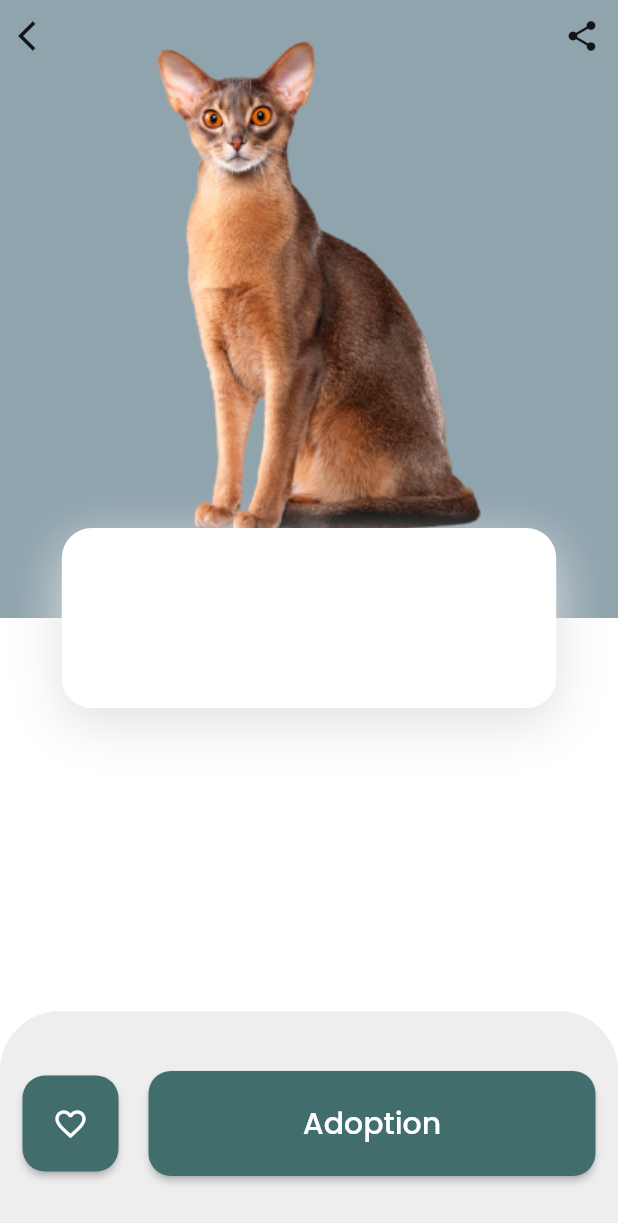
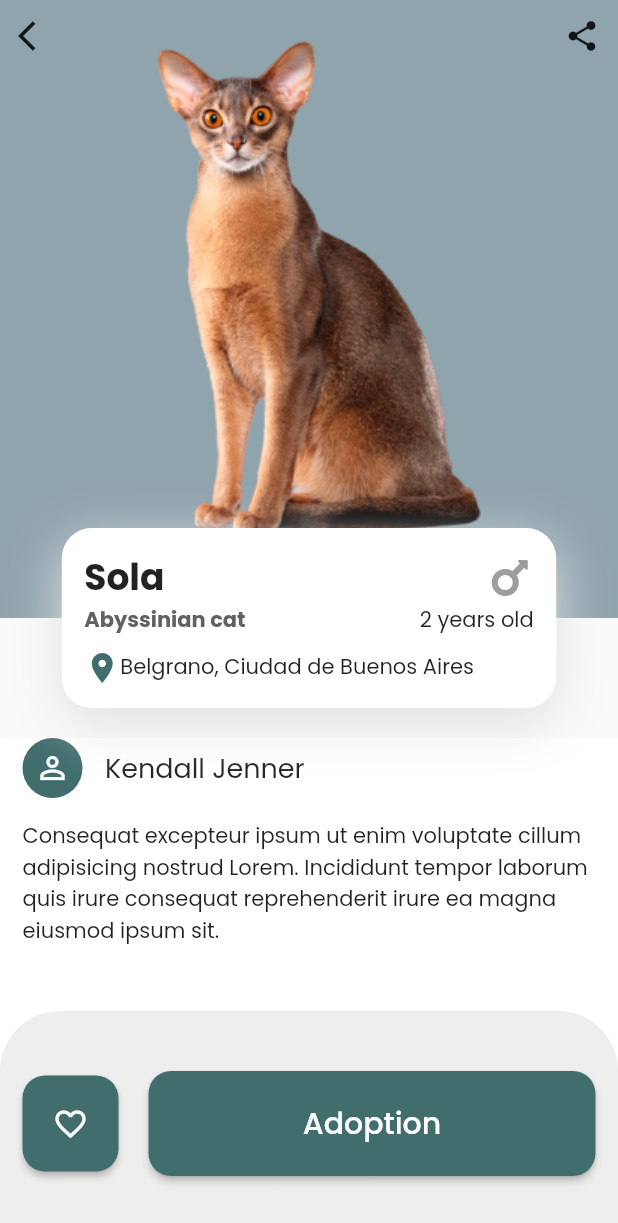
Before and after one commit to sjmamani/pet_ui, a Flutter app: the screen it shows after launch, after a tap on "Add pet", on a phone screen of 412 x 824 dp. Shown: the top 1223 px of the screen. Run offline on Flutter 3.47's test engine with Material 2 defaults, Android fonts, the phone set to English and light mode, and no system bars; our stand-ins replace device_preview, flutter_riverpod, font_awesome_flutter, google_fonts.

Commit message:
Completa DetailScreen y crea Cat model

```diff
--- /dev/null
+++ b/lib/models/cat.dart
@@ -0,0 +1,38 @@
+import 'package:flutter/material.dart';
+
+class Cat {
+  Cat({
+    this.color,
+    this.name,
+    this.race,
+    this.age,
+    this.distance,
+    this.urlImage,
+  });
+
+  final String name;
+  final String race;
+  final String age;
+  final double distance;
+  final Color color;
+  final String urlImage;
+}
+
+final List<Cat> cats = [
+  Cat(
+    age: '2 years old',
+    distance: 3.2,
+    name: 'Sola',
+    race: 'Abyssinian cat',
+    color: Colors.blueGrey[300],
+    urlImage: 'assets/images/pet-cat2.png',
+  ),
+  Cat(
+    age: '1.5 years old',
+    distance: 3.6,
+    name: 'Orion',
+    race: 'Abyssinian cat',
+    color: Colors.orange[200],
+    urlImage: 'assets/images/pet-cat1.png',
+  ),
+];
--- a/lib/screens/detail/components/background.dart
+++ b/lib/screens/detail/components/background.dart
@@ -1,4 +1,5 @@
 import 'package:flutter/material.dart';
+import 'package:pet_ui/configuration.dart';
 
 class Background extends StatelessWidget {
   const Background({
@@ -17,7 +18,36 @@ class Background extends StatelessWidget {
         ),
         Expanded(
           child: Container(
+            margin: const EdgeInsets.only(top: 80),
+            padding: const EdgeInsets.symmetric(horizontal: 15),
             color: Colors.white,
+            child: Column(
+              children: [
+                Row(
+                  children: [
+                    CircleAvatar(
+                      backgroundColor: primaryGreen,
+                      child: const Icon(
+                        Icons.person_outline,
+                        color: Colors.white,
+                      ),
+                    ),
+                    const SizedBox(
+                      width: 15,
+                    ),
+                    const Text(
+                      'Kendall Jenner',
+                      style: TextStyle(fontSize: 18),
+                    ),
+                  ],
+                ),
+                const SizedBox(
+                  height: 15,
+                ),
+                const Text(
+                    'Consequat excepteur ipsum ut enim voluptate cillum adipisicing nostrud Lorem. Incididunt tempor laborum quis irure consequat reprehenderit irure ea magna eiusmod ipsum sit.'),
+              ],
+            ),
           ),
         ),
       ],
--- a/lib/screens/detail/components/pet_image.dart
+++ b/lib/screens/detail/components/pet_image.dart
@@ -3,15 +3,18 @@ import 'package:flutter/material.dart';
 class PetImage extends StatelessWidget {
   const PetImage({
     Key key,
+    @required this.urlImage,
   }) : super(key: key);
+
+  final String urlImage;
 
   @override
   Widget build(BuildContext context) {
     return Hero(
-      tag: 1,
+      tag: urlImage,
       child: Align(
         alignment: Alignment.topCenter,
-        child: Image.asset('assets/images/pet-cat2.png'),
+        child: Image.asset(urlImage),
       ),
     );
   }
--- a/lib/screens/detail/components/pet_info_card.dart
+++ b/lib/screens/detail/components/pet_info_card.dart
@@ -1,4 +1,5 @@
 import 'package:flutter/material.dart';
+import 'package:font_awesome_flutter/font_awesome_flutter.dart';
 import 'package:pet_ui/configuration.dart';
 
 class PetInfoCard extends StatelessWidget {
@@ -13,11 +14,53 @@ class PetInfoCard extends StatelessWidget {
       child: Container(
         height: 120,
         width: size.width * 0.8,
-        // margin: const EdgeInsets.symmetric(horizontal: 20),
+        padding: const EdgeInsets.all(15),
         decoration: BoxDecoration(
             color: Colors.white,
             boxShadow: shadowList,
             borderRadius: BorderRadius.circular(20)),
+        child: Column(
+          mainAxisAlignment: MainAxisAlignment.center,
+          children: [
+            Row(
+              mainAxisAlignment: MainAxisAlignment.spaceBetween,
+              children: const [
+                Text(
+                  'Sola',
+                  style: TextStyle(fontSize: 24, fontWeight: FontWeight.bold),
+                ),
+                Icon(
+                  FontAwesomeIcons.mars,
+                  color: Colors.grey,
+                  size: 32,
+                ),
+              ],
+            ),
+            Row(
+              mainAxisAlignment: MainAxisAlignment.spaceBetween,
+              children: [
+                Text(
+                  'Abyssinian cat',
+                  style: TextStyle(
+                    fontWeight: FontWeight.bold,
+                    color: Colors.grey[700],
+                  ),
+                ),
+                const Text('2 years old'),
+              ],
+            ),
+            const Spacer(),
+            Row(
+              children: [
+                Icon(
+                  Icons.location_on,
+                  color: primaryGreen,
+                ),
+                const Text('Belgrano, Ciudad de Buenos Aires'),
+              ],
+            ),
+          ],
+        ),
       ),
     );
   }
--- a/lib/screens/detail/detail.dart
+++ b/lib/screens/detail/detail.dart
@@ -1,4 +1,5 @@
 import 'package:flutter/material.dart';
+import 'package:pet_ui/models/cat.dart';
 
 import 'components/back_and_share_buttons.dart';
 import 'components/background.dart';
@@ -7,7 +8,9 @@ import 'components/pet_image.dart';
 import 'components/pet_info_card.dart';
 
 class DetailScreen extends StatelessWidget {
-  const DetailScreen({Key key}) : super(key: key);
+  const DetailScreen({Key key, @required this.cat}) : super(key: key);
+
+  final Cat cat;
 
   @override
   Widget build(BuildContext context) {
@@ -15,12 +18,12 @@ class DetailScreen extends StatelessWidget {
       body: SafeArea(
         bottom: false, // for iOS
         child: Stack(
-          children: const [
-            Background(),
-            BackAndShareButtons(),
-            PetImage(),
-            PetInfoCard(),
-            BottomButtons(),
+          children: [
+            const Background(),
+            const BackAndShareButtons(),
+            PetImage(urlImage: cat.urlImage),
+            const PetInfoCard(),
+            const BottomButtons(),
           ],
         ),
       ),
--- a/lib/screens/home/components/pet_card.dart
+++ b/lib/screens/home/components/pet_card.dart
@@ -1,17 +1,16 @@
 import 'package:flutter/material.dart';
 import 'package:font_awesome_flutter/font_awesome_flutter.dart';
 import 'package:pet_ui/configuration.dart';
+import 'package:pet_ui/models/cat.dart';
 
 class PetCard extends StatelessWidget {
   const PetCard({
     Key key,
-    @required this.imageUrl,
-    @required this.cardColor,
+    @required this.cat,
     this.tapEvent,
   }) : super(key: key);
 
-  final String imageUrl;
-  final Color cardColor;
+  final Cat cat;
   final GestureTapCallback tapEvent;
 
   @override
@@ -29,14 +28,14 @@ class PetCard extends StatelessWidget {
                   Container(
                     margin: const EdgeInsets.only(top: 50),
                     decoration: BoxDecoration(
-                      color: cardColor,
+                      color: cat.color,
                       borderRadius: BorderRadius.circular(20),
                     ),
                   ),
                   Hero(
-                    tag: 1,
+                    tag: cat.urlImage,
                     child: Align(
-                      child: Image.asset(imageUrl),
+                      child: Image.asset(cat.urlImage),
                     ),
                   ),
                 ],
@@ -60,29 +59,33 @@ class PetCard extends StatelessWidget {
                     Row(
                       mainAxisAlignment: MainAxisAlignment.spaceBetween,
                       children: [
-                        const Text(
-                          'Sola',
+                        Text(
+                          cat.name,
                           style: TextStyle(
                               fontSize: 24, fontWeight: FontWeight.bold),
                         ),
-                        const Icon(FontAwesomeIcons.mars),
+                        const Icon(
+                          FontAwesomeIcons.mars,
+                          color: Colors.grey,
+                          size: 32,
+                        ),
                       ],
                     ),
                     Text(
-                      'Abyssinian cat',
+                      cat.race,
                       style: TextStyle(
                         fontWeight: FontWeight.bold,
                         color: Colors.grey[700],
                       ),
                     ),
-                    const Text('2 years old'),
+                    Text(cat.age),
                     Row(
                       children: [
                         Icon(
                           Icons.location_on,
                           color: primaryGreen,
                         ),
-                        const Text('Distance: 3.6 km'),
+                        Text('Distance: ${cat.distance.toString()} km'),
                       ],
                     ),
                   ],
--- a/lib/screens/home/home.dart
+++ b/lib/screens/home/home.dart
@@ -1,4 +1,5 @@
 import 'package:flutter/material.dart';
+import 'package:pet_ui/models/cat.dart';
 import 'package:pet_ui/screens/detail/detail.dart';
 import 'components/custom_app_bar.dart';
 import 'components/pet_card.dart';
@@ -65,28 +66,17 @@ class _HomeScreenState extends State<HomeScreen> {
                         height: 30,
                       ),
                       const PetCategories(),
+                      for (var cat in cats)
                         PetCard(
-                        imageUrl: 'assets/images/pet-cat2.png',
-                        cardColor: Colors.blueGrey[300],
+                          cat: cat,
                           tapEvent: () {
                             Navigator.push(
                                 context,
                                 MaterialPageRoute(
                                     builder: (BuildContext context) =>
-                                      const DetailScreen()));
+                                        DetailScreen(cat: cat)));
                           },
-                      ),
-                      PetCard(
-                        imageUrl: 'assets/images/pet-cat1.png',
-                        cardColor: Colors.orange[200],
-                        tapEvent: () {
-                          Navigator.push(
-                              context,
-                              MaterialPageRoute(
-                                  builder: (BuildContext context) =>
-                                      const DetailScreen()));
-                        },
-                      ),
+                        )
                     ],
                   ),
                 ),
```
Also changed, not shown: demo/screen_1.png (added), demo/screen_2.png (added), demo/screen_3.png (added). Lines whose indentation alone changed are shown as unchanged.
